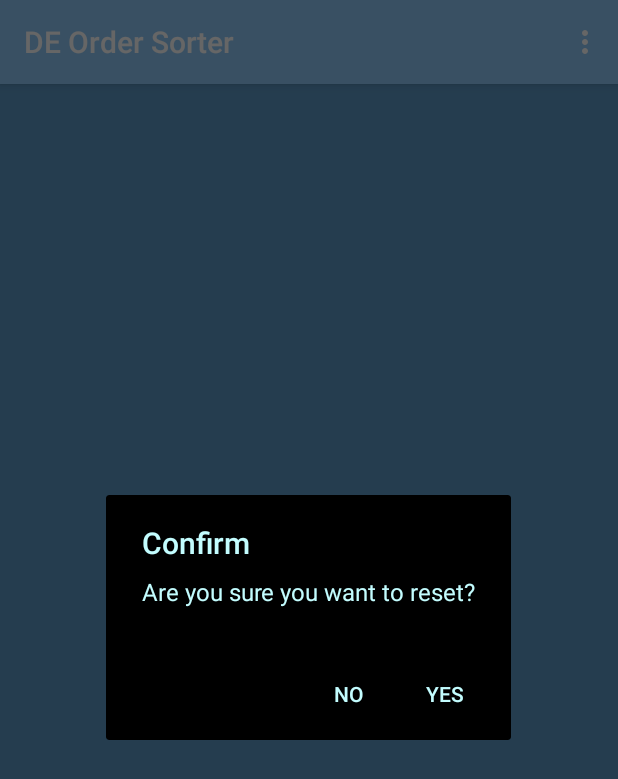
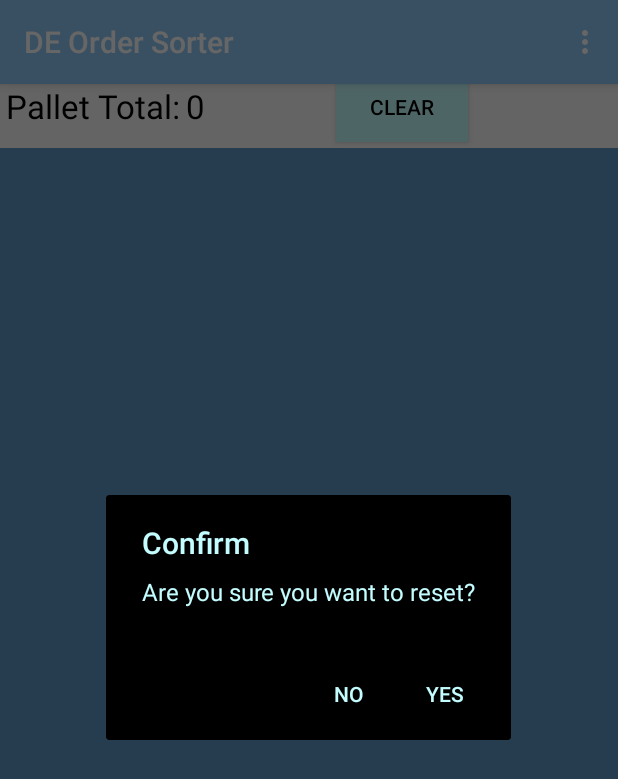
Before and after one commit to Jerbearone/OrderSorter, an Android app: the PickActivity screen opened directly, with no data from a screen before it, in the options menu, after a tap on "Home", on a phone screen of 412 x 824 dp. Shown: the top 779 px of the screen. Run offline under Robolectric (Android 15) with nearby library versions, the phone set to English and light mode, and no system bars; our stand-ins replace Room's generated code; 1 statement that could not run was skipped.

```diff
--- a/app/src/main/java/com/android/deordersorter/PickActivity.java
+++ b/app/src/main/java/com/android/deordersorter/PickActivity.java
@@ -16,6 +16,8 @@ import android.util.Log;
 import android.view.Menu;
 import android.view.MenuInflater;
 import android.view.MenuItem;
+import android.view.View;
+import android.widget.Button;
 import android.widget.Scroller;
 import android.widget.TextView;
 
@@ -36,6 +38,9 @@ public class PickActivity extends AppCompatActivity implements PickHandlerInterf
     ArrayList<ItemEntity> completelySortedArrayList = new ArrayList<>();
     StringBuilder historyStringBuilder = new StringBuilder();
     RecyclerView itemRecyclerView;
+    TextView totalPalletQuantityTextView;
+    Button clearTotalButton;
+    int totalQuantityForPallet; // from recyclerViews undo method (interface)
     ItemTouchHelper itemTouchHelper;
     CoordinatorLayout recyclerCoodinatorLayout;
     LinearLayoutManager layoutManager;
@@ -51,6 +56,8 @@ public class PickActivity extends AppCompatActivity implements PickHandlerInterf
 
         itemRecyclerView = findViewById(R.id.pick_recycler_view);
         recyclerCoodinatorLayout = findViewById(R.id.recycler_coordinator_layout);
+        totalPalletQuantityTextView = findViewById(R.id.text_view_total_pallet_quantity);
+        clearTotalButton = findViewById(R.id.button_clear_total);
 
         if (listWasSorted) {
 
@@ -74,6 +81,13 @@ public class PickActivity extends AppCompatActivity implements PickHandlerInterf
 
     }
 
+    public void PickClickHandler(View view) {
+        if (view.getId() == R.id.button_clear_total) {
+            totalQuantityForPallet = 0;
+            totalPalletQuantityTextView.setText("0");
+        }
+
+    }
     @Override
     public void onBackPressed() {
         moveTaskToBack(true);
@@ -93,7 +107,7 @@ public class PickActivity extends AppCompatActivity implements PickHandlerInterf
     }
 
     @Override
-    public void passInformation(ArrayList<ItemEntity> pickedList) {
+    public void passPickList(ArrayList<ItemEntity> pickedList) {
         if (pickedList != null && pickedList.size() > 0) {
             historyStringBuilder.setLength(0);
             //todo handle turning picked list into formatted scrollview
@@ -103,6 +117,21 @@ public class PickActivity extends AppCompatActivity implements PickHandlerInterf
 
             }
         }
+    }
+
+    @Override
+    public void subtractFromTOtal(int caseQuantity) {
+        totalQuantityForPallet -= caseQuantity;
+        String palletQuantity = String.valueOf(totalQuantityForPallet);
+        totalPalletQuantityTextView.setText(palletQuantity);
+    }
+
+    @Override
+    public void addToTotal(int caseQuantity) {
+        totalQuantityForPallet += caseQuantity;
+        String palletQuantity = String.valueOf(totalQuantityForPallet);
+        totalPalletQuantityTextView.setText(palletQuantity);
+
     }
 
 
--- a/app/src/main/java/com/android/deordersorter/PickHandlerInterface.java
+++ b/app/src/main/java/com/android/deordersorter/PickHandlerInterface.java
@@ -5,7 +5,11 @@ import com.android.deordersorter.database.ItemEntity;
 import java.util.ArrayList;
 
 public interface PickHandlerInterface {
-    void passInformation(ArrayList<ItemEntity> pickedList);
+    void passPickList(ArrayList<ItemEntity> pickedList);
 
     //todo implement passing of information after each pick to add up cases.
+
+    void subtractFromTOtal(int caseQuantity);
+
+    void addToTotal(int caseQuantity);
 }
--- a/app/src/main/java/com/android/deordersorter/PickRecyclerView/PickRecyclerViewAdapter.java
+++ b/app/src/main/java/com/android/deordersorter/PickRecyclerView/PickRecyclerViewAdapter.java
@@ -54,7 +54,7 @@ public class PickRecyclerViewAdapter extends RecyclerView.Adapter<PickRecyclerVi
     }
 
     public void SendInformationToActivity() {
-        mPickHandlerInterface.passInformation(mReverseDeleteItemsList);
+        mPickHandlerInterface.passPickList(mReverseDeleteItemsList);
     }
 
     @Override
@@ -93,13 +93,12 @@ public class PickRecyclerViewAdapter extends RecyclerView.Adapter<PickRecyclerVi
             holder.caseQuantity.setTextColor(Color.WHITE);
 
 
-
         } else {
             holder.itemView.setTag("Items");
             String tailcodeChecker = mAllItems.get(position).getItemCode();
             String tailcode;
             if (tailcodeChecker.length() > 3) {
-                tailcode = tailcodeChecker.substring(tailcodeChecker.length()-3);
+                tailcode = tailcodeChecker.substring(tailcodeChecker.length() - 3);
                 if (!tailcode.equals("215") && !tailcode.equals("000") && !tailcode.equals("075")) {
                     int colorId = mContext.getResources().getColor(R.color.colorGreenTailcode);
                     holder.itemView.setBackgroundColor(colorId);
@@ -118,8 +117,6 @@ public class PickRecyclerViewAdapter extends RecyclerView.Adapter<PickRecyclerVi
         }
 
 
-
-
     }
 
     @Override
@@ -132,7 +129,7 @@ public class PickRecyclerViewAdapter extends RecyclerView.Adapter<PickRecyclerVi
         public TextView itemNumber;
         public TextView simplifiedQuantityView;
 
-        public ViewHolder (View itemView) {
+        public ViewHolder(View itemView) {
             super(itemView);
             itemNumber = itemView.findViewById(R.id.list_item_sku);
             caseQuantity = itemView.findViewById(R.id.list_item_quantity);
@@ -145,6 +142,8 @@ public class PickRecyclerViewAdapter extends RecyclerView.Adapter<PickRecyclerVi
     public void deleteItem(int position) {
         mReverseDeleteItemsList.add(mAllItems.get(position));
         mReversDeleteItemPositionsList.add(position);
+        //subtract from pallet total
+        mPickHandlerInterface.addToTotal(Integer.parseInt(mAllItems.get(position).getCaseQuantity()));
         mAllItems.remove(position);
         notifyItemRemoved(position);
         showUndoSnackbar();
@@ -155,15 +154,15 @@ public class PickRecyclerViewAdapter extends RecyclerView.Adapter<PickRecyclerVi
 
     private void showUndoSnackbar() {
 
-        View view = ((Activity)mContext).findViewById(R.id.recycler_coordinator_layout);
+        View view = ((Activity) mContext).findViewById(R.id.recycler_coordinator_layout);
 
         Snackbar snackbar;
 
-        if (mAllItems.size() ==  headerCount) {
+        if (mAllItems.size() == headerCount) {
             snackbar = Snackbar.make(view, R.string.snack_bar_text,
                     Snackbar.LENGTH_INDEFINITE);
 
-        }else {
+        } else {
             snackbar = Snackbar.make(view, R.string.snack_bar_text,
                     Snackbar.LENGTH_LONG);
 
@@ -181,11 +180,14 @@ public class PickRecyclerViewAdapter extends RecyclerView.Adapter<PickRecyclerVi
     private void undoDelete() {
         //handles what happens when the undo snackbar is called.
         if (!mReversDeleteItemPositionsList.isEmpty()) {
-            mAllItems.add(mReversDeleteItemPositionsList.get(mReversDeleteItemPositionsList.size()-1),
-                    mReverseDeleteItemsList.get(mReverseDeleteItemsList.size()-1));
-            notifyItemInserted(mReversDeleteItemPositionsList.get(mReversDeleteItemPositionsList.size()-1));
-            mReverseDeleteItemsList.remove(mReverseDeleteItemsList.size()-1);
-            mReversDeleteItemPositionsList.remove(mReversDeleteItemPositionsList.size()-1);
+
+            mAllItems.add(mReversDeleteItemPositionsList.get(mReversDeleteItemPositionsList.size() - 1),
+                    mReverseDeleteItemsList.get(mReverseDeleteItemsList.size() - 1));
+            //subtract from pallet total
+            mPickHandlerInterface.subtractFromTOtal(Integer.parseInt(mReverseDeleteItemsList.get(mReversDeleteItemPositionsList.size()-1).getCaseQuantity()));
+            notifyItemInserted(mReversDeleteItemPositionsList.get(mReversDeleteItemPositionsList.size() - 1));
+            mReverseDeleteItemsList.remove(mReverseDeleteItemsList.size() - 1);
+            mReversDeleteItemPositionsList.remove(mReversDeleteItemPositionsList.size() - 1);
             showUndoSnackbar();
             SendInformationToActivity();
 
--- a/app/src/main/res/layout/activity_pick.xml
+++ b/app/src/main/res/layout/activity_pick.xml
@@ -6,15 +6,36 @@
     android:layout_height="match_parent"
     tools:context=".PickActivity">
 
+    <TextView
+        android:id="@+id/total_pallet_text_view_label"
+        android:layout_width="120dp"
+        android:layout_height="wrap_content"
+        android:layout_marginStart="@dimen/default_view_padding"
+        app:layout_constraintStart_toStartOf="parent"
+        app:layout_constraintTop_toTopOf="parent"
+        android:textSize="@dimen/default_text_view_size"
+        android:text= "@string/pallet_total_text" />
+
+    <TextView
+        android:id="@+id/text_view_total_pallet_quantity"
+        android:layout_width="wrap_content"
+        android:layout_height="wrap_content"
+        android:textSize="@dimen/default_text_view_size"
+        app:layout_constraintBottom_toBottomOf="@+id/total_pallet_text_view_label"
+        app:layout_constraintStart_toEndOf="@+id/total_pallet_text_view_label"
+        app:layout_constraintTop_toTopOf="parent"
+        tools:text="1" />
+
     <androidx.coordinatorlayout.widget.CoordinatorLayout
         android:id="@+id/recycler_coordinator_layout"
         android:layout_width="match_parent"
-        android:layout_height="match_parent"
+        android:layout_height="0dp"
+        android:background="@color/colorPrimaryDark"
+        android:layout_marginTop="@dimen/default_view_padding"
         app:layout_constraintBottom_toBottomOf="parent"
         app:layout_constraintEnd_toEndOf="parent"
         app:layout_constraintStart_toStartOf="parent"
-        app:layout_constraintTop_toTopOf="parent"
-        android:background="@color/colorPrimaryDark">
+        app:layout_constraintTop_toBottomOf="@+id/button_clear_total">
 
         <androidx.recyclerview.widget.RecyclerView
             android:id="@+id/pick_recycler_view"
@@ -26,4 +47,16 @@
             app:layout_constraintTop_toTopOf="parent" />
 
     </androidx.coordinatorlayout.widget.CoordinatorLayout>
+
+    <Button
+        android:id="@+id/button_clear_total"
+        android:layout_width="wrap_content"
+        android:layout_height="wrap_content"
+        android:background="@color/colorLight"
+        android:onClick="PickClickHandler"
+        android:text="@string/button_clear_pallet_total"
+        app:layout_constraintBottom_toBottomOf="@+id/total_pallet_text_view_label"
+        app:layout_constraintEnd_toEndOf="parent"
+        app:layout_constraintStart_toEndOf="@+id/total_pallet_text_view_label"
+        app:layout_constraintTop_toTopOf="@+id/total_pallet_text_view_label" />
 </androidx.constraintlayout.widget.ConstraintLayout>
--- a/app/src/main/res/values/strings.xml
+++ b/app/src/main/res/values/strings.xml
@@ -26,6 +26,8 @@
     <string name="update">Update</string>
     <string name="view_history">View History</string>
     <string name="history_dialog_box_title">Yes</string>
+    <string name="pallet_total_text">Pallet Total: </string>
+    <string name="button_clear_pallet_total">Clear</string>
 
     <string-array name="ScanSelectionSpinnerOptions">
         <item>RJ</item>
```
Lines whose indentation alone changed are shown as unchanged.
